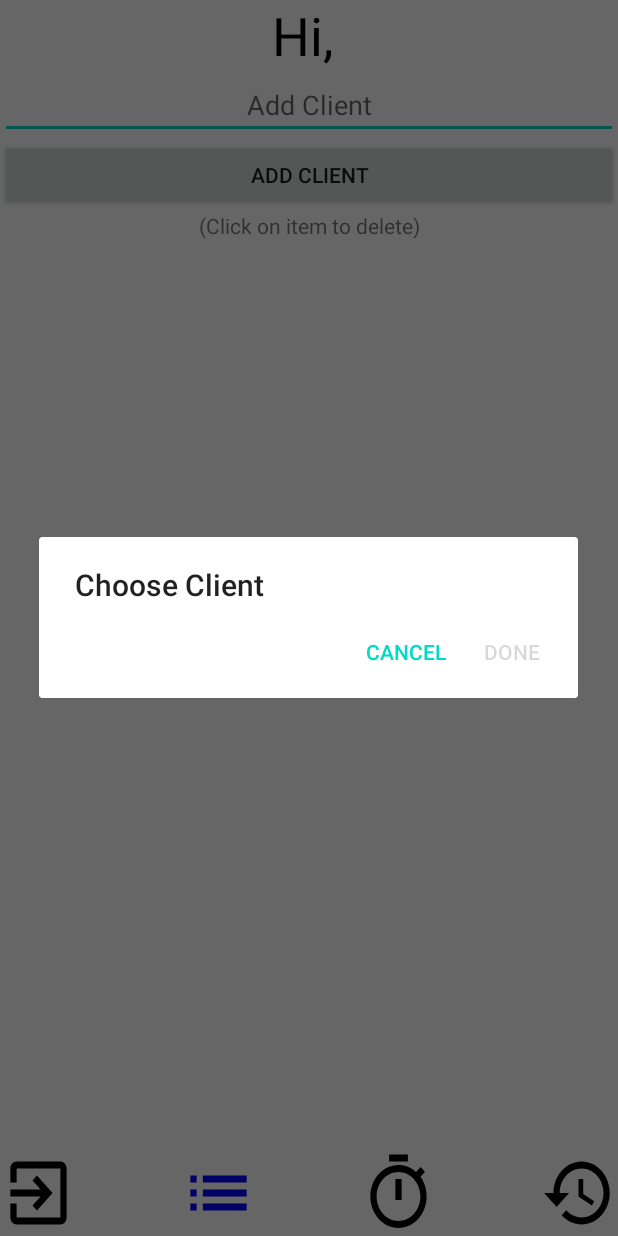
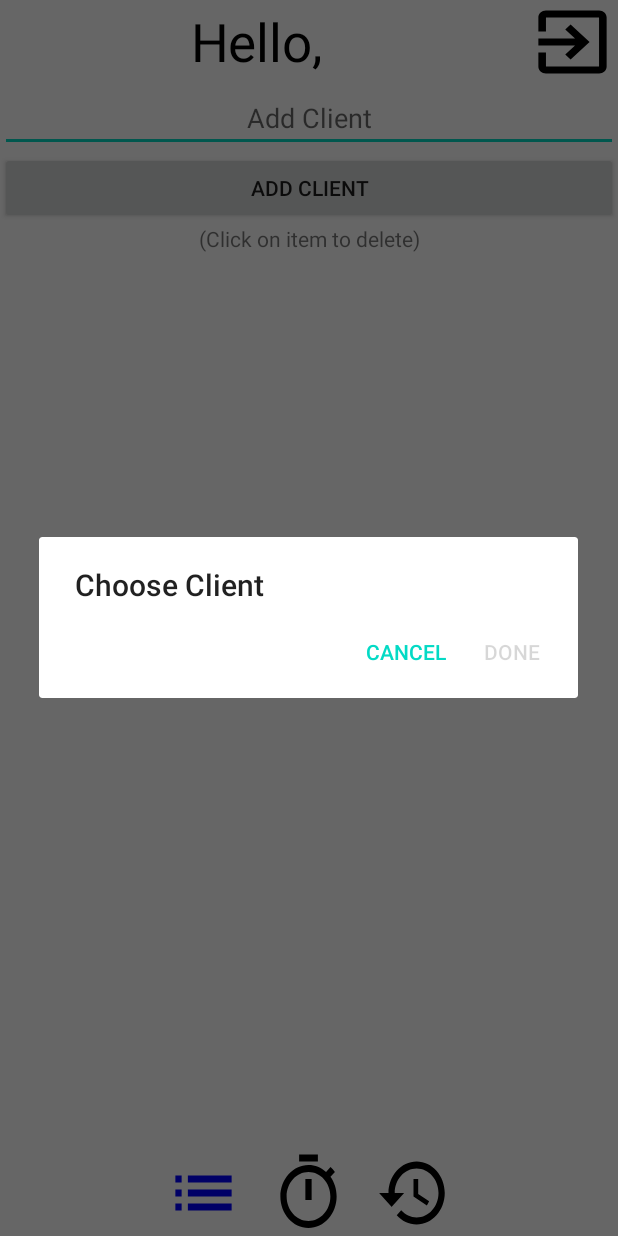
Before and after one commit to julianrees11/AccountTimer1, an Android app: the ListActivity screen opened directly, with no data from a screen before it, after a tap on an icon or button, on a phone screen of 412 x 824 dp. Run offline under Robolectric (Android 15) with nearby library versions, the phone set to English and light mode, and no system bars; our stand-ins replace Firebase (no records; nobody signed in at launch, a user with empty details on screens opened directly); 10 statements that could not run were skipped.

```diff
--- a/app/src/main/java/com/julian/accounttimer/ListActivity.java
+++ b/app/src/main/java/com/julian/accounttimer/ListActivity.java
@@ -69,7 +69,10 @@ public class ListActivity extends AppCompatActivity implements AdapterView.OnIte
 
         System.out.println(user.getDisplayName());
 
-        tvGreeting.setText("Hi, " + user.getDisplayName());
+        if (!(user.getDisplayName() == null)) {
+            tvGreeting.setTextSize(35);
+            tvGreeting.setText("Hello, " + user.getDisplayName());
+        }
 
         saveData();
 
--- /dev/null
+++ b/app/src/main/res/drawable/border_line.xml
@@ -0,0 +1,6 @@
+<?xml version="1.0" encoding="UTF-8"?>
+<shape xmlns:android= "http://schemas.android.com/apk/res/android"
+    android:shape="rectangle">
+    <stroke android:width="2dp" android:color="#000"/>
+    <corners android:radius="0dp"/>
+</shape>
--- a/app/src/main/res/layout/activity_list.xml
+++ b/app/src/main/res/layout/activity_list.xml
@@ -15,14 +15,37 @@
         android:layout_weight="9.7"
         android:orientation="vertical">
 
-        <TextView
-            android:id="@+id/tvGreeting"
+        <LinearLayout
             android:layout_width="match_parent"
             android:layout_height="wrap_content"
-            android:gravity="center_horizontal"
-            android:text="Welcome, Julian!"
-            android:textColor="#000000"
-            android:textSize="35sp" />
+            android:orientation="horizontal"
+            android:weightSum="10">
+
+            <TextView
+                android:id="@+id/tvGreeting"
+                android:layout_width="wrap_content"
+                android:layout_height="match_parent"
+                android:layout_weight="9.6"
+                android:gravity="center"
+                android:text="Welcome to AccountTimer!"
+                android:textColor="#000000"
+                android:textSize="27dp" />
+
+            <Button
+                android:id="@+id/btnLogout1"
+                style="@style/Widget.AppCompat.Button.Borderless"
+                android:layout_width="50dp"
+                android:layout_height="match_parent"
+                android:layout_weight="0.4"
+                android:background="@drawable/ic_logout"
+                app:layout_constraintBottom_toBottomOf="parent"
+                app:layout_constraintEnd_toEndOf="parent"
+                app:layout_constraintHorizontal_bias="0.517"
+                app:layout_constraintStart_toStartOf="parent"
+                app:layout_constraintTop_toTopOf="parent"
+                app:layout_constraintVertical_bias="0.448" />
+
+        </LinearLayout>
 
         <EditText
             android:id="@+id/etAdd"
@@ -60,23 +83,9 @@
         android:layout_gravity="bottom|center_horizontal"
         android:layout_weight="0.3"
         android:orientation="horizontal"
+        android:weightSum="4"
         tools:layout_editor_absoluteX="16dp"
         tools:layout_editor_absoluteY="466dp">
-
-        <Button
-            android:id="@+id/btnLogout1"
-            style="@style/Widget.AppCompat.Button.Borderless"
-            android:layout_width="50dp"
-            android:layout_height="match_parent"
-            android:layout_gravity="left"
-            android:layout_weight="0"
-            android:background="@drawable/ic_logout"
-            app:layout_constraintBottom_toBottomOf="parent"
-            app:layout_constraintEnd_toEndOf="parent"
-            app:layout_constraintHorizontal_bias="0.517"
-            app:layout_constraintStart_toStartOf="parent"
-            app:layout_constraintTop_toTopOf="parent"
-            app:layout_constraintVertical_bias="0.448" />
 
         <Button
             android:id="@+id/btnHome2"
@@ -84,9 +93,8 @@
             android:layout_width="50dp"
             android:layout_height="match_parent"
             android:layout_gravity="center"
-            android:layout_marginLeft="70sp"
-            android:layout_marginRight="70sp"
-            android:layout_weight="0"
+
+            android:layout_weight="1"
             android:background="@drawable/ic_list_selected" />
 
         <Button
@@ -94,15 +102,16 @@
             style="@style/Widget.AppCompat.Button.Borderless"
             android:layout_width="50dp"
             android:layout_height="match_parent"
-            android:layout_marginRight="70dp"
-            android:layout_weight="0"
+            android:layout_marginLeft="20dp"
+            android:layout_marginRight="20dp"
+            android:layout_weight="1"
             android:background="@drawable/ic_timer" />
 
         <Button
             android:id="@+id/btnHistory"
             android:layout_width="50dp"
             android:layout_height="match_parent"
-            android:layout_weight="0"
+            android:layout_weight="1"
             android:background="@drawable/ic_history" />
 
     </LinearLayout>
```
Also changed, not shown: app/src/main/java/com/julian/accounttimer/HistoryActivity.java (+0 -8 lines), app/src/main/java/com/julian/accounttimer/TimerActivity.java (+25 -13 lines), app/src/main/res/layout/activity_history.xml (+58 -17 lines).
